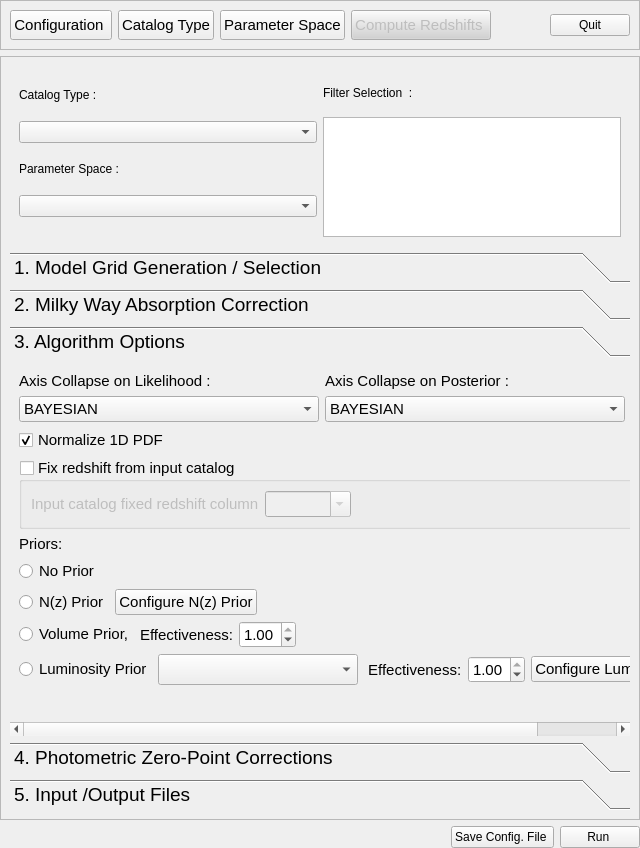
Before: the Qt Designer form PhzQtUI/auxdir/PhzQtUI/FormAnalysis.ui in astrorama/Phosphoros, drawn with Qt 5.
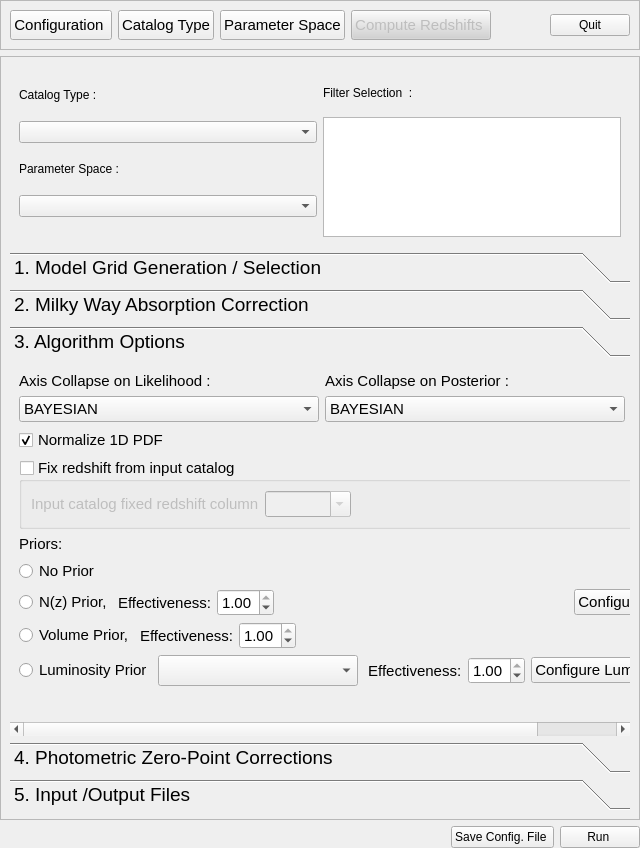
After: the same form once the commit is applied. The open tabs and pages were chosen to show the change.

Commit message: Add the effectiveness to the N(z) prior

What changed in the file:
```diff
--- a/PhzQtUI/auxdir/PhzQtUI/FormAnalysis.ui
+++ b/PhzQtUI/auxdir/PhzQtUI/FormAnalysis.ui
@@ -617,9 +617,9 @@
           <property name="geometry">
            <rect>
             <x>0</x>
-            <y>0</y>
+            <y>-23</y>
             <width>725</width>
-            <height>364</height>
+            <height>368</height>
            </rect>
           </property>
           <attribute name="label">
@@ -842,10 +842,53 @@
                 </font>
                </property>
                <property name="text">
-                <string>N(z) Prior</string>
+                <string>N(z) Prior,</string>
                </property>
               </widget>
              </item>
+             <item>
+              <widget class="QLabel" name="label_14">
+               <property name="font">
+                <font>
+                 <pointsize>11</pointsize>
+                </font>
+               </property>
+               <property name="text">
+                <string>Effectiveness:</string>
+               </property>
+              </widget>
+             </item>
+             <item>
+              <widget class="QDoubleSpinBox" name="dsp_eff_nz">
+               <property name="font">
+                <font>
+                 <pointsize>11</pointsize>
+                </font>
+               </property>
+               <property name="maximum">
+                <double>1.000000000000000</double>
+               </property>
+               <property name="singleStep">
+                <double>0.100000000000000</double>
+               </property>
+               <property name="value">
+                <double>1.000000000000000</double>
+               </property>
+              </widget>
+             </item>
+             <item>
+              <spacer name="horizontalSpacer_18">
+               <property name="orientation">
+                <enum>Qt::Horizontal</enum>
+               </property>
+               <property name="sizeHint" stdset="0">
+                <size>
+                 <width>40</width>
+                 <height>20</height>
+                </size>
+               </property>
+              </spacer>
+             </item>
              <item>
               <widget class="QPushButton" name="btn_conf_Nz">
                <property name="font">
@@ -858,19 +901,6 @@
                </property>
               </widget>
              </item>
-             <item>
-              <spacer name="horizontalSpacer_17">
-               <property name="orientation">
-                <enum>Qt::Horizontal</enum>
-               </property>
-               <property name="sizeHint" stdset="0">
-                <size>
-                 <width>40</width>
-                 <height>20</height>
-                </size>
-               </property>
-              </spacer>
-             </item>
             </layout>
            </item>
            <item>
```
The commit also changes 1 other file.
